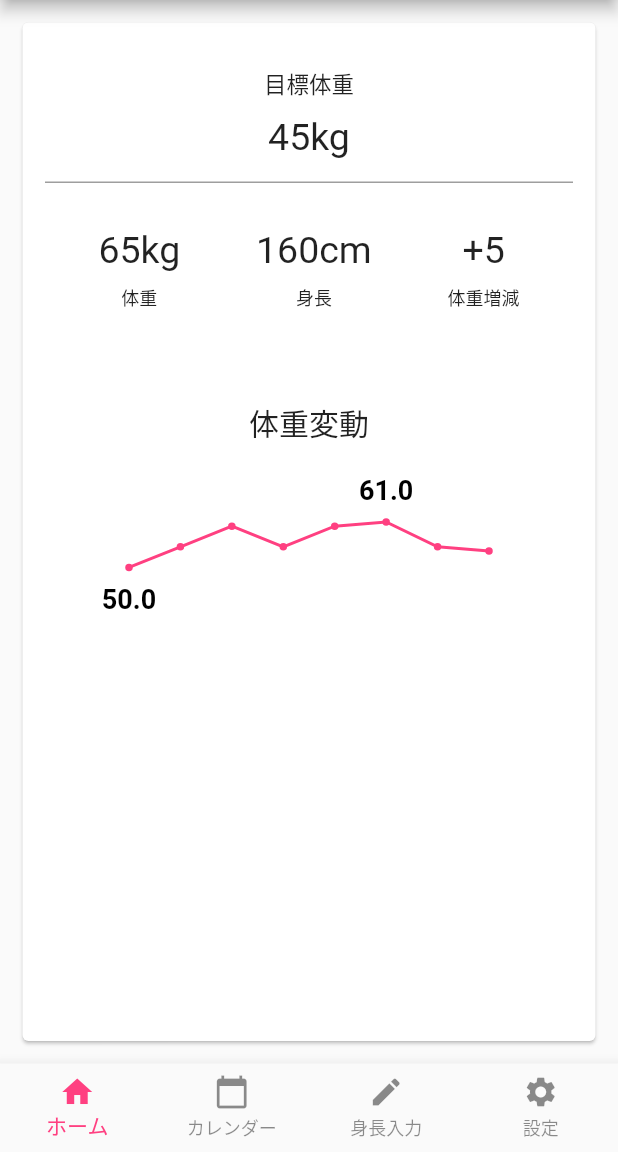
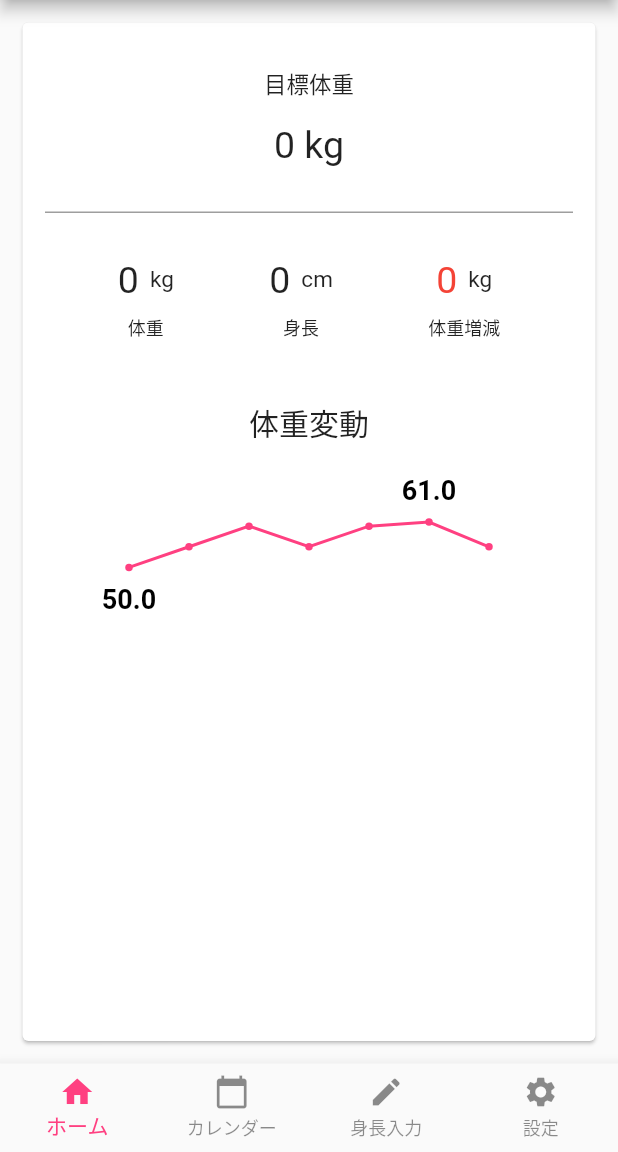
Before and after one commit to startup-technology/diet_recipe_flutter, a Flutter app: the screen it shows after launch, on a phone screen of 412 x 824 dp, the part 84-1236 px from its top. Run offline on Flutter 3.47's test engine with Material 2 defaults, Android fonts, the phone set to English and light mode, and no system bars; our stand-ins replace firebase_auth, flutter_calendar_carousel, fluttertoast, share, sqflite; accounts and stored records are empty.

Commit message:
[Modifu] トップページの数値をタミーから実の数値に変えた

```diff
--- a/lib/pages/top.dart
+++ b/lib/pages/top.dart
@@ -1,22 +1,34 @@
 import 'package:flutter/material.dart';
 import 'package:dietrecipeflutter/ui/chart/line_chart.dart';
-import 'package:dietrecipeflutter/ui/chart/bar_chart.dart';
-import 'package:dietrecipeflutter/ui/chart/pie_chart.dart';
+import 'package:sqflite/sqflite.dart';
+import 'package:path/path.dart';
 
-class TopPage extends StatelessWidget {
-  List<double> points = [50, 55, 60, 55, 60, 61, 55, 54];
+class TopPage extends StatefulWidget {
+  @override
+  _TopDaPageStatue createState() => _TopDaPageStatue();
+}
 
-  List<String> labels = [
-    "2012",
-    "2013",
-    "2014",
-    "2015",
-    "2016",
-    "2017",
-    "2018",
-    "2019",
-  ];
 
+class _TopDaPageStatue extends State<TopPage> {
+  List<double> points = [50, 55, 60, 55, 60, 61, 55];
+
+  int targetBodyWeight = 0;
+  int bodyWeight = 0;
+  int currentHeight = 0;
+  int remnantWeight = 0;
+
+  _TopDaPageStatue() {
+    findBodyWeight().then((val) => setState(() {
+          bodyWeight = val;
+        }));
+    findCurrentHeight().then((val) => setState(() {
+          currentHeight = val;
+        }));
+    findTargetBodyWeight().then((val) => setState(() {
+        targetBodyWeight = val;
+      }));
+
+  }
   @override
   Widget build(BuildContext context) {
     return Scaffold(
@@ -27,7 +39,7 @@ class TopPage extends StatelessWidget {
           margin: EdgeInsets.all(15.0),
           child: Column(
             children: <Widget>[
-              _targetWeight(), _currentWeight(),
+              _targetWeight(targetBodyWeight), _currentWeight(currentHeight, bodyWeight, targetBodyWeight),
               Text('体重変動', style: TextStyle(fontSize: 20.0)), // 3.1.1
               Container(
                 margin: EdgeInsets.only(top: 15.0),
@@ -46,7 +58,7 @@ class TopPage extends StatelessWidget {
     );
   }
 
-  Widget _targetWeight() {
+  Widget _targetWeight(targetBodyWeight) {
     return Container(
         margin: EdgeInsets.only(top: 30.0, bottom: 30.0),
         child: Row(
@@ -57,7 +69,7 @@ class TopPage extends StatelessWidget {
               child: Column(
                 children: <Widget>[
                   Container(
-                    margin: EdgeInsets.only(bottom: 10.0),
+                    margin: EdgeInsets.only(bottom: 15.0),
                     child: Text(
                       "目標体重",
                       style: TextStyle(fontSize: 15.0),
@@ -66,12 +78,12 @@ class TopPage extends StatelessWidget {
                   Container(
                     // 3.1.2行目
                     child: Text(
-                      "45kg",
-                      style: TextStyle(fontSize: 25.0),
+                      targetBodyWeight.toString() + ' kg',
+                      style: TextStyle(fontSize: 25.0)
                     ),
                   ),
                   Container(
-                    margin: EdgeInsets.only(top: 15.0, right: 15.0, left: 15.0),
+                    margin: EdgeInsets.only(top: 30.0, right: 15.0, left: 15.0),
                     decoration: const BoxDecoration(
                       border: Border(
                         bottom: BorderSide(width: 1.0, color: Colors.grey),
@@ -85,29 +97,32 @@ class TopPage extends StatelessWidget {
         ));
   }
 
-  Widget _currentWeight() {
+  Widget _currentWeight(currentHeight, bodyWeight, targetBodyWeight) {
     return Container(
         child: Row(
       // 1行目
       crossAxisAlignment: CrossAxisAlignment.start,
       mainAxisAlignment: MainAxisAlignment.spaceEvenly,
       children: <Widget>[
-        _buildButtonColumn('65kg', "体重"), // 2.1
-        _buildButtonColumn('160cm', "身長"), // 2.2
-        _buildButtonColumn('+5', "体重増減") // 2.3
+        _weightColumn(bodyWeight.toString(), "体重"), // 2.1
+        _heightColumn(currentHeight.toString(), "身長"), // 2.2
+        _changeWeightColumn((bodyWeight-targetBodyWeight).toString(), "体重増減") // 2.3
       ],
     ));
   }
 
-  Widget _buildButtonColumn(String physical, String label) {
+  Widget _weightColumn(String physical, String label) {
     return Column(
       mainAxisSize: MainAxisSize.min,
       mainAxisAlignment: MainAxisAlignment.center,
       children: <Widget>[
-        Text(physical, style: TextStyle(fontSize: 25.0)), // 3.1.1
+        Row(children: <Widget>[
+          Text(physical, style: TextStyle(fontSize: 25.0)),
+          Text('  kg', style: TextStyle(fontSize: 15.0)),
+        ]),
         Container(
           // 3.1.2
-          margin: const EdgeInsets.only(top: 8.0, bottom: 60.0),
+          margin: const EdgeInsets.only(top: 8.0, bottom: 40.0),
           child: Text(
             label,
             style: TextStyle(
@@ -119,4 +134,95 @@ class TopPage extends StatelessWidget {
       ],
     );
   }
+
+  Widget _heightColumn(String physical, String label) {
+    return Column(
+      mainAxisSize: MainAxisSize.min,
+      mainAxisAlignment: MainAxisAlignment.center,
+      children: <Widget>[
+        Row(children: <Widget>[
+          Text(physical, style: TextStyle(fontSize: 25.0)),
+          Text('  cm', style: TextStyle(fontSize: 15.0)),
+        ]),
+        Container(
+          // 3.1.2
+          margin: const EdgeInsets.only(top: 8.0, bottom: 40.0),
+          child: Text(
+            label,
+            style: TextStyle(
+              fontSize: 12.0,
+              fontWeight: FontWeight.w400,
+            ),
+          ),
+        )
+      ],
+    );
+  }
+  Widget _changeWeightColumn(String physical, String label) {
+    return Column(
+      mainAxisSize: MainAxisSize.min,
+      mainAxisAlignment: MainAxisAlignment.center,
+      children: <Widget>[
+        Row(children: <Widget>[
+          Text(physical, style: TextStyle(fontSize: 25.0, color: Colors.red)),
+          Text('  kg', style: TextStyle(fontSize: 15.0)),
+        ]),
+        Container(
+          // 3.1.2
+          margin: const EdgeInsets.only(top: 8.0, bottom: 40.0),
+          child: Text(
+            label,
+            style: TextStyle(
+              fontSize: 12.0,
+              fontWeight: FontWeight.w400,
+            ),
+          ),
+        )
+      ],
+    );
+  }
+
+  Future<int> findBodyWeight() async {
+    final Database db =
+        await openDatabase(join(await getDatabasesPath, 'body_weight.db'));
+    DateTime now = DateTime.now();
+
+    List<Map> bodyWeights = await db.rawQuery('''
+        SELECT *
+        FROM body_weights
+        WHERE DATE(input_date) = DATE('$now')
+        ORDER BY id DESC
+        LIMIT 1
+      ''');
+
+    return bodyWeights.first['body_weight'];
+  }
+
+  Future<int> findCurrentHeight() async {
+    final Database db =
+        await openDatabase(join(await getDatabasesPath, 'current_height.db'));
+
+    List<Map> currentHeights = await db.rawQuery('''
+            SELECT *
+            FROM current_heights
+            ORDER BY id DESC
+            LIMIT 1
+            ''');
+
+    return currentHeights.first['current_height'];
+  }
+
+  Future<int> findTargetBodyWeight() async {
+    final Database db = await openDatabase(
+        join(await getDatabasesPath, 'target_body_weight.db'));
+
+    List<Map> targetBodyWeights = await db.rawQuery('''
+            SELECT *
+            FROM target_body_weights
+            ORDER BY id DESC
+            LIMIT 1
+            ''');
+
+    return targetBodyWeights.first['body_weight'];
+  }
 }
```
Also changed, not shown: lib/pages/day_result.dart (+7 -10 lines), lib/pages/height_input.dart (+3 -5 lines), lib/pages/target_weight_input.dart (+3 -5 lines), lib/pages/weight_input.dart (+3 -5 lines).
